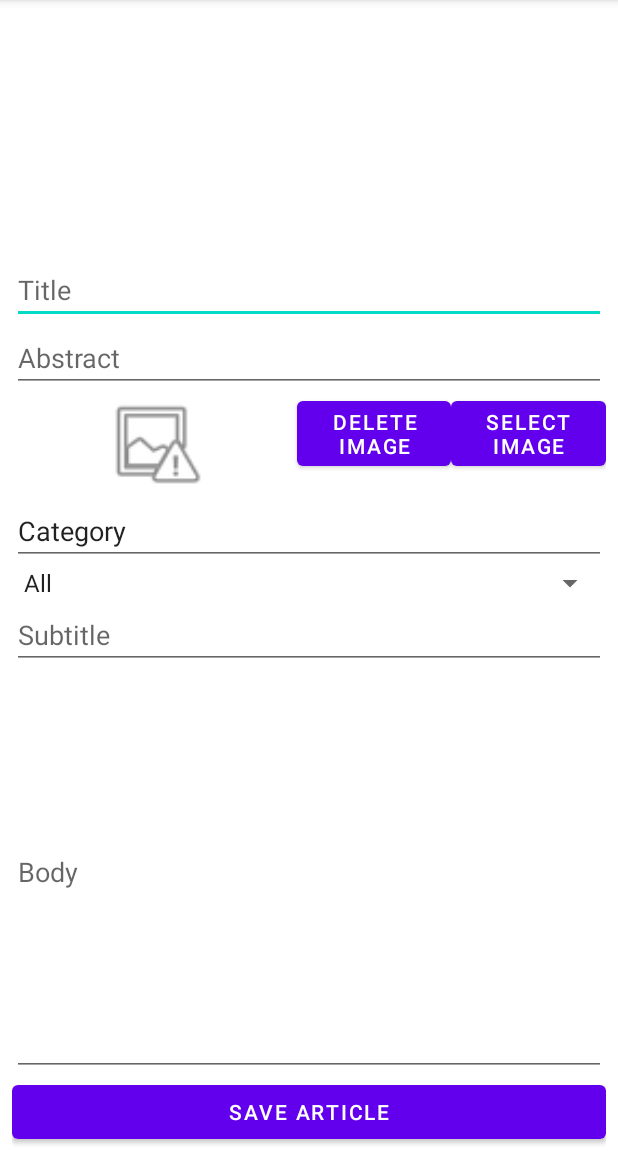
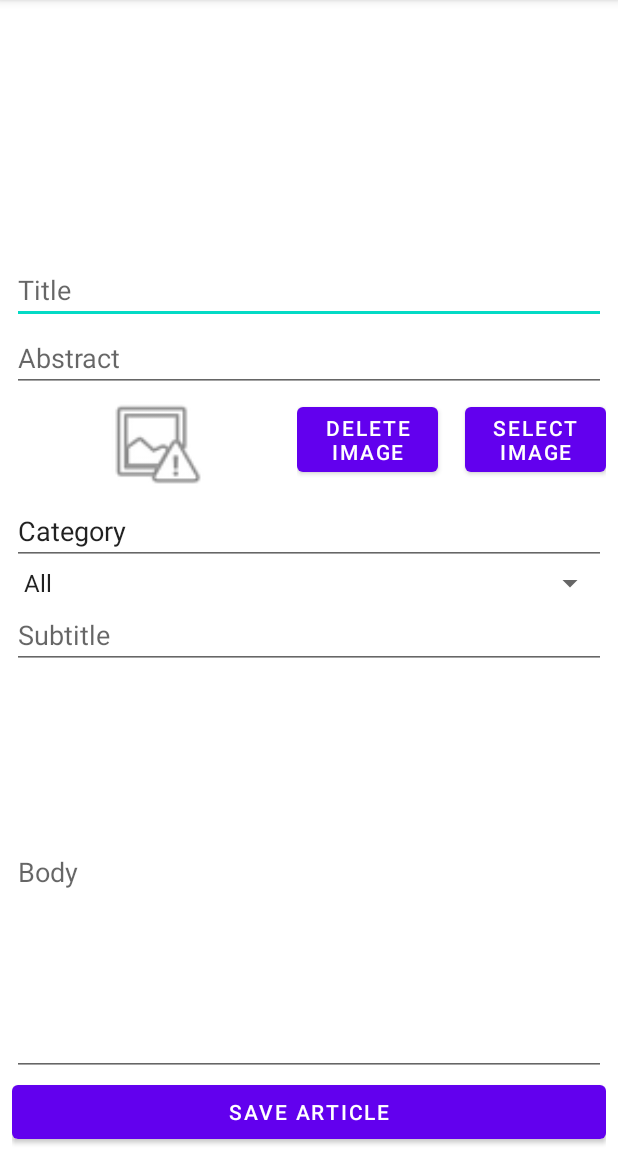
Before and after one commit to Haocyyy/NewsApplication, an Android app: the CreateArticle screen opened directly, with no data from a screen before it, on a phone screen of 412 x 824 dp, the part 84-1236 px from its top. Run offline under Robolectric (Android 15) with nearby library versions, the phone set to English and light mode, and no system bars.

Commit message:
article detail page (not yet perfect)

```diff
--- a/app/src/main/AndroidManifest.xml
+++ b/app/src/main/AndroidManifest.xml
@@ -13,6 +13,10 @@
         android:supportsRtl="true"
         android:theme="@style/Theme.NewsApplication">
         <activity
+            android:name=".DetailArticle"
+            android:exported="false" >
+        </activity>
+        <activity
             android:name=".CreateArticle"
             android:exported="false" />
         <activity
@@ -20,7 +24,6 @@
             android:exported="true">
             <intent-filter>
                 <action android:name="android.intent.action.MAIN" />
-
                 <category android:name="android.intent.category.LAUNCHER" />
             </intent-filter>
         </activity>
--- a/app/src/main/java/es/upm/hcid/pui/assignment/Article.java
+++ b/app/src/main/java/es/upm/hcid/pui/assignment/Article.java
@@ -110,6 +110,7 @@ public class Article extends ModelEntity{
 	public int getIdUser(){
 		return idUser;
 	}
+
 	public Image getImage() throws ServerCommunicationError {
 		Image image = mainImage;
 		if (mainImage==null && thumbnail!=null && !thumbnail.isEmpty()){
--- a/app/src/main/res/layout/activity_create_article.xml
+++ b/app/src/main/res/layout/activity_create_article.xml
@@ -48,21 +48,42 @@
                 android:layout_height="69dp"
                 android:src="@android:drawable/ic_menu_report_image" />
 
+            <LinearLayout
+                android:layout_width="match_parent"
+                android:layout_height="match_parent"
+                android:orientation="vertical">
+
+                <View
+                    android:id="@+id/view5"
+                    android:layout_width="match_parent"
+                    android:layout_height="4dp" />
+
+                <LinearLayout
+                    android:layout_width="match_parent"
+                    android:layout_height="match_parent"
+                    android:orientation="horizontal">
+
                     <Button
                         android:id="@+id/btn_delete_image"
                         android:layout_width="wrap_content"
                         android:layout_height="wrap_content"
                         android:layout_weight="1"
-                android:text="Delete Image"
-                />
+                        android:text="Delete Image" />
+
+                    <View
+                        android:id="@+id/view"
+                        android:layout_width="65dp"
+                        android:layout_height="match_parent"
+                        android:layout_weight="1" />
 
                     <Button
                         android:id="@+id/btn_select_image"
                         android:layout_width="wrap_content"
                         android:layout_height="wrap_content"
                         android:layout_weight="1"
-                android:text="Select Image"
-                />
+                        android:text="Select Image" />
+                </LinearLayout>
+            </LinearLayout>
 
         </LinearLayout>
 
```
Also changed, not shown: app/src/main/java/es/upm/hcid/pui/assignment/ArticleAdapter.java (+36 -4 lines), app/src/main/java/es/upm/hcid/pui/assignment/DetailArticle.java (added, +40 -0 lines), app/src/main/java/es/upm/hcid/pui/assignment/MainActivity.java (+10 -2 lines), app/src/main/res/layout/activity_detail_article.xml (added, +90 -0 lines), app/src/main/res/layout/item_article.xml (+19 -18 lines). Lines whose indentation alone changed are shown as unchanged.
